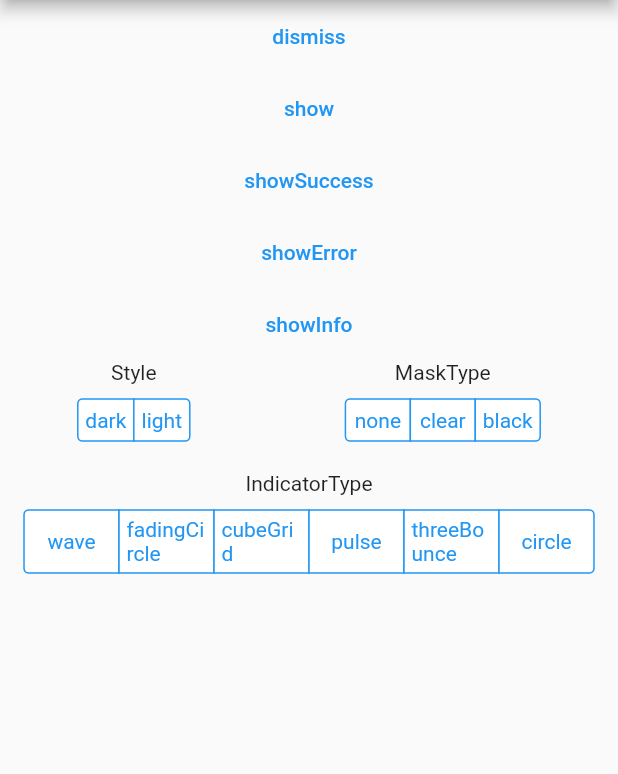
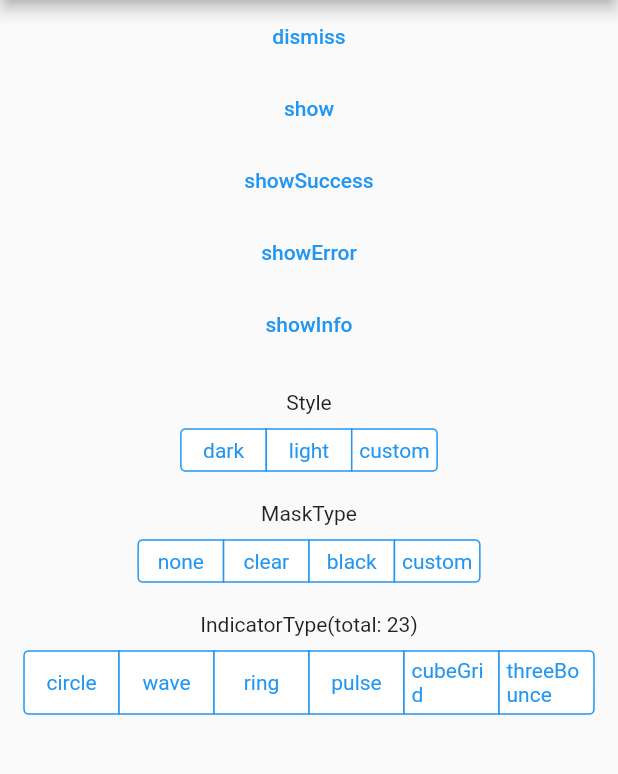
Before and after one commit to nslogx/flutter_easyloading, a Flutter app: the screen it shows after launch, after a tap on "dark", on a phone screen of 412 x 824 dp, the part 84-858 px from its top. Run offline on Flutter 3.47's test engine with Material 2 defaults, Android fonts, the phone set to English and light mode, and no system bars; our stand-ins replace flutter_spinkit.

Commit message:
update example

```diff
--- a/example/lib/main.dart
+++ b/example/lib/main.dart
@@ -2,7 +2,24 @@ import 'package:flutter/material.dart';
 import 'package:flutter/cupertino.dart';
 import 'package:flutter_easyloading/flutter_easyloading.dart';
 
-void main() => runApp(MyApp());
+void main() {
+  runApp(MyApp());
+  configLoading();
+}
+
+void configLoading() {
+  EasyLoading.instance
+    ..displayDuration = const Duration(milliseconds: 2000)
+    ..indicatorType = EasyLoadingIndicatorType.fadingCircle
+    ..loadingStyle = EasyLoadingStyle.dark
+    ..indicatorSize = 45.0
+    ..radius = 10.0
+    ..backgroundColor = Colors.green
+    ..indicatorColor = Colors.yellow
+    ..textColor = Colors.yellow
+    ..maskColor = Colors.blue.withOpacity(0.5)
+    ..userInteractions = true;
+}
 
 class MyApp extends StatelessWidget {
   // This widget is the root of your application.
@@ -10,7 +27,7 @@ class MyApp extends StatelessWidget {
   Widget build(BuildContext context) {
     return FlutterEasyLoading(
       child: MaterialApp(
-        title: 'Flutter Demo',
+        title: 'Flutter EasyLoading',
         theme: ThemeData(
           primarySwatch: Colors.blue,
         ),
@@ -82,10 +99,9 @@ class _MyHomePageState extends State<MyHomePage> {
                   ),
                 ],
               ),
-              Row(
-                mainAxisAlignment: MainAxisAlignment.spaceAround,
-                children: <Widget>[
-                  Column(
+              Padding(
+                padding: EdgeInsets.only(top: 20.0),
+                child: Column(
                   children: <Widget>[
                     Text('Style'),
                     Padding(
@@ -101,6 +117,10 @@ class _MyHomePageState extends State<MyHomePage> {
                             padding: EdgeInsets.all(5.0),
                             child: Text("light"),
                           ),
+                          EasyLoadingStyle.custom: Padding(
+                            padding: EdgeInsets.all(5.0),
+                            child: Text("custom"),
+                          ),
                         },
                         onValueChanged: (value) {
                           EasyLoading.instance.loadingStyle = value;
@@ -109,7 +129,10 @@ class _MyHomePageState extends State<MyHomePage> {
                     ),
                   ],
                 ),
-                  Column(
+              ),
+              Padding(
+                padding: EdgeInsets.only(top: 20.0),
+                child: Column(
                   children: <Widget>[
                     Text('MaskType'),
                     Padding(
@@ -129,6 +152,10 @@ class _MyHomePageState extends State<MyHomePage> {
                             padding: EdgeInsets.all(5.0),
                             child: Text("black"),
                           ),
+                          EasyLoadingMaskType.custom: Padding(
+                            padding: EdgeInsets.all(5.0),
+                            child: Text("custom"),
+                          ),
                         },
                         onValueChanged: (value) {
                           EasyLoading.instance.maskType = value;
@@ -137,42 +164,41 @@ class _MyHomePageState extends State<MyHomePage> {
                     ),
                   ],
                 ),
-                ],
               ),
               Padding(
                 padding: EdgeInsets.only(top: 20.0),
                 child: Column(
                   children: <Widget>[
-                    Text('IndicatorType'),
+                    Text('IndicatorType(total: 23)'),
                     Padding(
                       padding: EdgeInsets.only(top: 10.0),
                       child:
                           CupertinoSegmentedControl<EasyLoadingIndicatorType>(
                         selectedColor: Colors.blue,
                         children: {
+                          EasyLoadingIndicatorType.circle: Padding(
+                            padding: EdgeInsets.all(5.0),
+                            child: Text("circle"),
+                          ),
                           EasyLoadingIndicatorType.wave: Padding(
                             padding: EdgeInsets.all(5.0),
                             child: Text("wave"),
                           ),
-                          EasyLoadingIndicatorType.fadingCircle: Padding(
+                          EasyLoadingIndicatorType.ring: Padding(
                             padding: EdgeInsets.all(5.0),
-                            child: Text("fadingCircle"),
+                            child: Text("ring"),
+                          ),
+                          EasyLoadingIndicatorType.pulse: Padding(
+                            padding: EdgeInsets.all(5.0),
+                            child: Text("pulse"),
                           ),
                           EasyLoadingIndicatorType.cubeGrid: Padding(
                             padding: EdgeInsets.all(5.0),
                             child: Text("cubeGrid"),
                           ),
-                          EasyLoadingIndicatorType.pulse: Padding(
-                            padding: EdgeInsets.all(5.0),
-                            child: Text("pulse"),
-                          ),
                           EasyLoadingIndicatorType.threeBounce: Padding(
                             padding: EdgeInsets.all(5.0),
                             child: Text("threeBounce"),
-                          ),
-                          EasyLoadingIndicatorType.circle: Padding(
-                            padding: EdgeInsets.all(5.0),
-                            child: Text("circle"),
                           ),
                         },
                         onValueChanged: (value) {
```
Also changed, not shown: example/pubspec.lock, 2 other files. Lines whose indentation alone changed are shown as unchanged.
